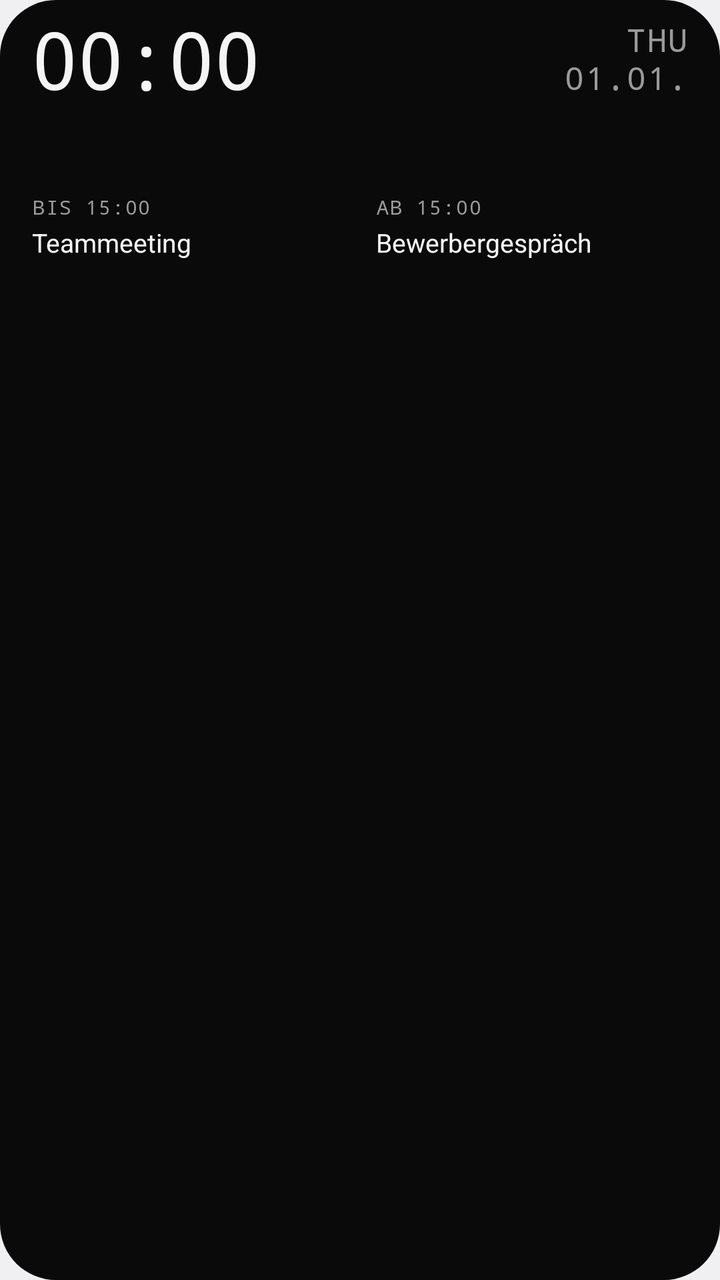
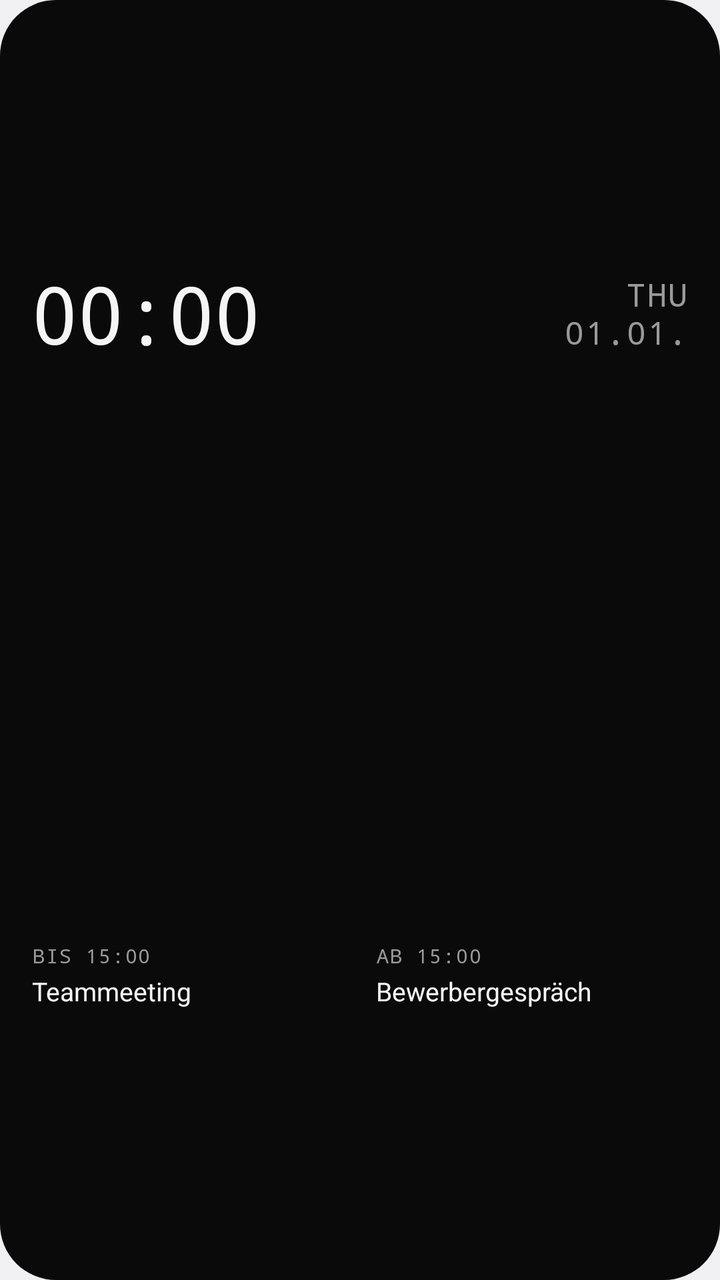

An Android layout rendered at two revisions. The XML below is the earlier revision; the diff shows what the commit changed to produce the second picture.
<!-- AndroidManifest.xml: application theme android:Theme.DeviceDefault.DayNight -->
<!-- res/layout/widget_day_bar_compact.xml -->
<?xml version="1.0" encoding="utf-8"?>
<FrameLayout xmlns:android="http://schemas.android.com/apk/res/android"
    android:id="@android:id/background"
    android:layout_width="match_parent"
    android:layout_height="match_parent">

    <ImageView
        android:id="@+id/db_bg_fill"
        android:layout_width="match_parent"
        android:layout_height="match_parent"
        android:importantForAccessibility="no"
        android:scaleType="fitXY"
        android:src="@drawable/widget_shape"
        android:tint="@color/mono_bg_solid" />

    <ImageView
        android:id="@+id/db_bg_stroke"
        android:layout_width="match_parent"
        android:layout_height="match_parent"
        android:importantForAccessibility="no"
        android:scaleType="fitXY"
        android:src="@drawable/widget_stroke"
        android:visibility="gone" />

    <LinearLayout
        android:layout_width="match_parent"
        android:layout_height="match_parent"
        android:orientation="vertical"
        android:paddingStart="16dp"
        android:paddingTop="8dp"
        android:paddingEnd="16dp"
        android:paddingBottom="12dp">

        
        <LinearLayout
            android:layout_width="match_parent"
            android:layout_height="wrap_content"
            android:baselineAligned="true"
            android:orientation="horizontal">

            <TextClock
                android:id="@+id/db_clock"
                android:layout_width="wrap_content"
                android:layout_height="wrap_content"
                android:fontFamily="monospace"
                android:fontFeatureSettings="tnum"
                android:format12Hour="HH:mm"
                android:format24Hour="HH:mm"
                android:includeFontPadding="false"
                android:letterSpacing="-0.03"
                android:textColor="@color/mono_text"
                android:textSize="40sp" />

            <FrameLayout
                android:layout_width="0dp"
                android:layout_height="wrap_content"
                android:layout_weight="1" />

            
            <LinearLayout
                android:layout_width="wrap_content"
                android:layout_height="wrap_content"
                android:baselineAlignedChildIndex="1"
                android:gravity="end"
                android:orientation="vertical">

                <TextClock
                    android:id="@+id/db_weekday"
                    android:layout_width="wrap_content"
                    android:layout_height="wrap_content"
                    android:fontFamily="monospace"
                    android:format12Hour="EEE"
                    android:format24Hour="EEE"
                    android:includeFontPadding="false"
                    android:letterSpacing="0.04"
                    android:textAllCaps="true"
                    android:textColor="@color/mono_muted_solid"
                    android:textSize="16sp" />

                <TextClock
                    android:id="@+id/db_date"
                    android:layout_width="wrap_content"
                    android:layout_height="wrap_content"
                    android:fontFamily="monospace"
                    android:format12Hour="dd.MM."
                    android:format24Hour="dd.MM."
                    android:includeFontPadding="false"
                    android:letterSpacing="0.04"
                    android:textAllCaps="true"
                    android:textColor="@color/mono_muted_solid"
                    android:textSize="16sp" />
            </LinearLayout>
        </LinearLayout>

        
        <LinearLayout
            android:id="@+id/db_allday_row"
            android:layout_width="match_parent"
            android:layout_height="18dp"
            android:layout_marginTop="6dp"
            android:background="@drawable/capsule"
            android:backgroundTint="@color/mono_line_solid"
            android:gravity="center"
            android:orientation="horizontal"
            android:paddingStart="10dp"
            android:paddingEnd="10dp"
            android:visibility="gone">

            
            <LinearLayout
                android:layout_width="wrap_content"
                android:layout_height="wrap_content"
                android:orientation="horizontal">

                <TextView
                    android:id="@+id/db_allday_title"
                    android:layout_width="0dp"
                    android:layout_height="wrap_content"
                    android:layout_weight="1"
                    android:ellipsize="end"
                    android:maxLines="1"
                    android:text="Feiertag"
                    android:textColor="@color/mono_text"
                    android:textSize="11sp" />

                <TextView
                    android:id="@+id/db_allday_detail"
                    android:layout_width="wrap_content"
                    android:layout_height="wrap_content"
                    android:maxLines="1"
                    android:text=" · bis So."
                    android:textColor="@color/mono_muted_solid"
                    android:textSize="11sp"
                    android:visibility="gone" />
            </LinearLayout>
        </LinearLayout>

        
        <ImageView
            android:id="@+id/db_timeline"
            android:layout_width="match_parent"
            android:layout_height="34dp"
            android:layout_marginTop="4dp"
            android:importantForAccessibility="no"
            android:scaleType="fitXY" />

        
        <LinearLayout
            android:layout_width="match_parent"
            android:layout_height="wrap_content"
            android:layout_marginTop="4dp"
            android:orientation="horizontal">

            
            <LinearLayout
                android:id="@+id/db_footer_left"
                android:layout_width="0dp"
                android:layout_height="wrap_content"
                android:layout_weight="1"
                android:orientation="vertical">

                <TextView
                    android:id="@+id/db_current_label"
                    android:layout_width="wrap_content"
                    android:layout_height="wrap_content"
                    android:fontFamily="monospace"
                    android:letterSpacing="0.06"
                    android:maxLines="1"
                    android:text="BIS 15:00"
                    android:textColor="@color/mono_muted_solid"
                    android:textSize="10sp" />

                <TextView
                    android:id="@+id/db_current_title"
                    android:layout_width="match_parent"
                    android:layout_height="wrap_content"
                    android:layout_marginTop="2dp"
                    android:ellipsize="end"
                    android:maxLines="1"
                    android:text="Teammeeting"
                    android:textColor="@color/mono_text"
                    android:textSize="13sp" />
            </LinearLayout>

            
            <LinearLayout
                android:id="@+id/db_footer_right"
                android:layout_width="0dp"
                android:layout_height="wrap_content"
                android:layout_weight="1"
                android:layout_marginStart="16dp"
                android:orientation="vertical">

                <TextView
                    android:id="@+id/db_next_label"
                    android:layout_width="match_parent"
                    android:layout_height="wrap_content"
                    android:ellipsize="end"
                    android:fontFamily="monospace"
                    android:letterSpacing="0.06"
                    android:maxLines="1"
                    android:text="AB 15:00"
                    android:textColor="@color/mono_muted_solid"
                    android:textSize="10sp" />

                <TextView
                    android:id="@+id/db_next_title"
                    android:layout_width="match_parent"
                    android:layout_height="wrap_content"
                    android:layout_marginTop="2dp"
                    android:ellipsize="end"
                    android:maxLines="1"
                    android:text="Bewerbergespräch"
                    android:textColor="@color/mono_text"
                    android:textSize="13sp" />
            </LinearLayout>
        </LinearLayout>

    </LinearLayout>
</FrameLayout>
<!-- resources referenced by this layout -->
<resources>
  <color name="mono_bg_solid">#FF0A0A0A</color>
  <color name="mono_line_solid">#FF2A2A2A</color>
  <color name="mono_muted_solid">#FF9A9A9A</color>
  <color name="mono_text">#FFF5F5F5</color>
  <!-- drawable capsule (drawable) -->
  <?xml version="1.0" encoding="utf-8"?>
  <shape xmlns:android="http://schemas.android.com/apk/res/android"
      android:shape="rectangle">
      <solid android:color="#FFFFFFFF" />
      <corners android:radius="999dp" />
  </shape>
  <!-- drawable widget_shape (drawable) -->
  <?xml version="1.0" encoding="utf-8"?>
  <shape xmlns:android="http://schemas.android.com/apk/res/android"
      android:shape="rectangle">
      <solid android:color="#FFFFFFFF" />
      <corners android:radius="@android:dimen/system_app_widget_background_radius" />
  </shape>
  <!-- drawable widget_stroke (drawable) -->
  <?xml version="1.0" encoding="utf-8"?>
  <shape xmlns:android="http://schemas.android.com/apk/res/android"
      android:shape="rectangle">
      <solid android:color="#00000000" />
      <stroke
          android:width="1dp"
          android:color="#29FFFFFF" />
      <corners android:radius="@android:dimen/system_app_widget_background_radius" />
  </shape>
</resources>

<!-- the commit's change to res/layout/widget_day_bar_compact.xml (unified diff, before → after) -->
@@ -29,7 +29,13 @@
         android:paddingStart="16dp"
         android:paddingTop="8dp"
         android:paddingEnd="16dp"
-        android:paddingBottom="12dp">
+        android:paddingBottom="8dp">
+
+        
+        <FrameLayout
+            android:layout_width="match_parent"
+            android:layout_height="0dp"
+            android:layout_weight="1" />
 
         
         <LinearLayout
@@ -92,12 +98,18 @@
             </LinearLayout>
         </LinearLayout>
 
+        <FrameLayout
+            android:id="@+id/db_allday_gap"
+            android:layout_width="match_parent"
+            android:layout_height="0dp"
+            android:layout_weight="1"
+            android:visibility="gone" />
+
         
         <LinearLayout
             android:id="@+id/db_allday_row"
             android:layout_width="match_parent"
             android:layout_height="18dp"
-            android:layout_marginTop="6dp"
             android:background="@drawable/capsule"
             android:backgroundTint="@color/mono_line_solid"
             android:gravity="center"
@@ -135,20 +147,28 @@
             </LinearLayout>
         </LinearLayout>
 
+        <FrameLayout
+            android:layout_width="match_parent"
+            android:layout_height="0dp"
+            android:layout_weight="1" />
+
         
         <ImageView
             android:id="@+id/db_timeline"
             android:layout_width="match_parent"
             android:layout_height="34dp"
-            android:layout_marginTop="4dp"
             android:importantForAccessibility="no"
             android:scaleType="fitXY" />
 
+        <FrameLayout
+            android:layout_width="match_parent"
+            android:layout_height="0dp"
+            android:layout_weight="1" />
+
         
         <LinearLayout
             android:layout_width="match_parent"
             android:layout_height="wrap_content"
-            android:layout_marginTop="4dp"
             android:orientation="horizontal">
 
             
@@ -216,5 +236,9 @@
             </LinearLayout>
         </LinearLayout>
 
+        <FrameLayout
+            android:layout_width="match_parent"
+            android:layout_height="0dp"
+            android:layout_weight="1" />
     </LinearLayout>
 </FrameLayout>
